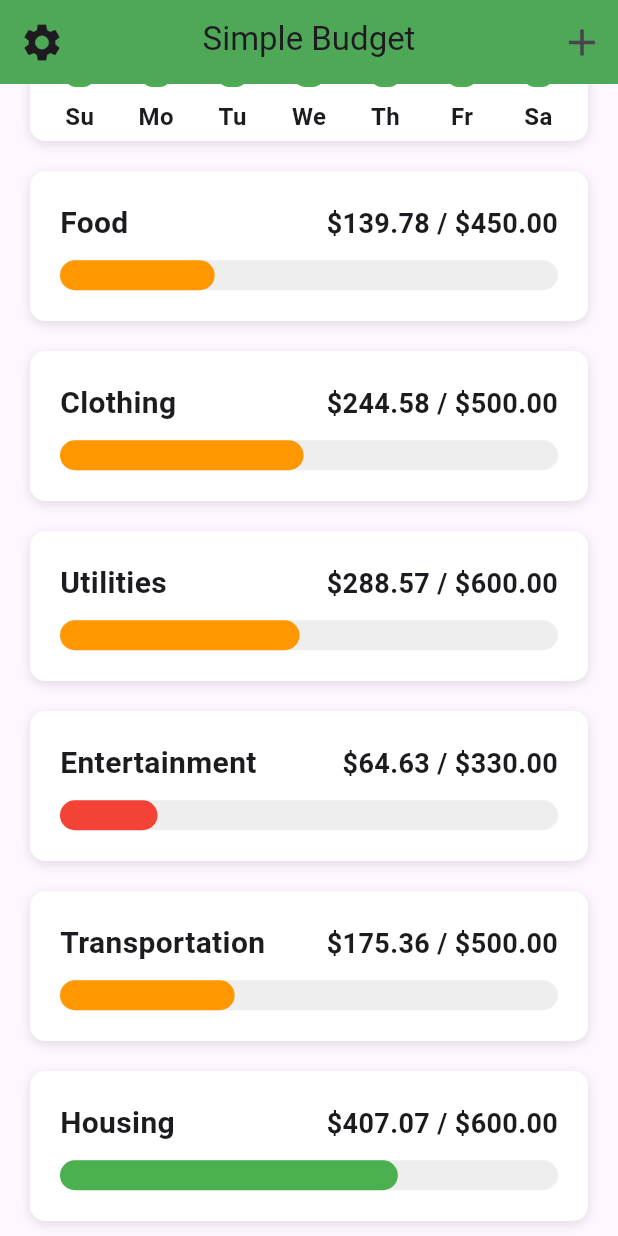
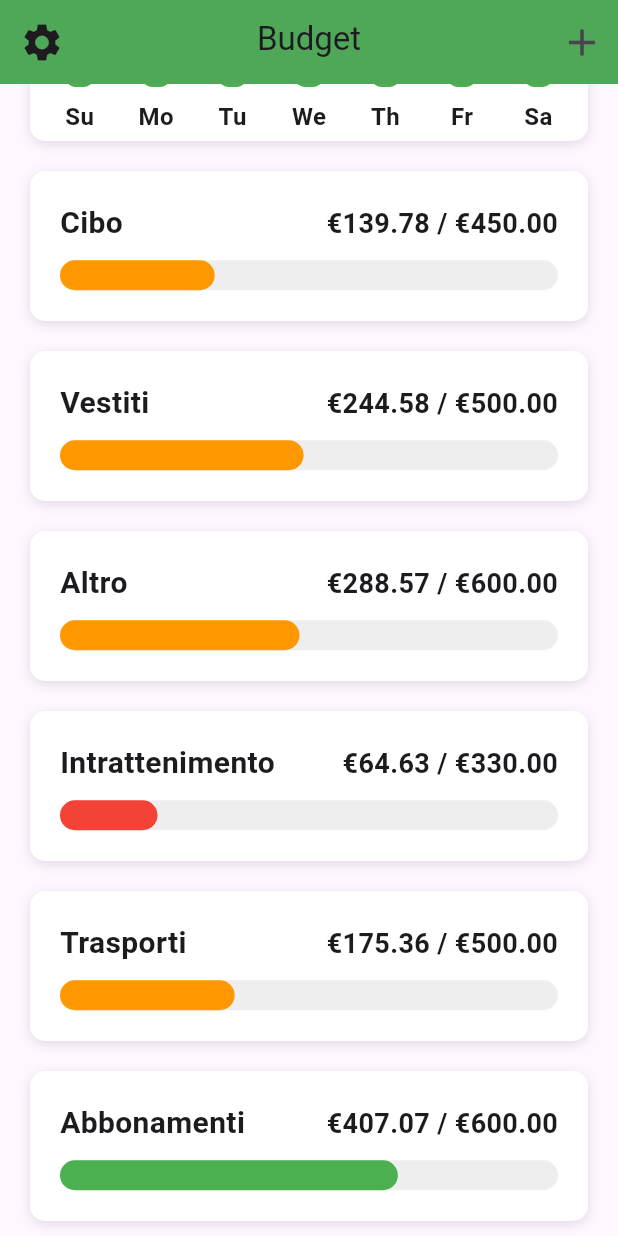
Before and after one commit to Alessandro124/CapitiniBudgetApp, a Flutter app: the screen it shows after launch, scrolled down 355 dp, on a phone screen of 412 x 824 dp. Run offline on Flutter 3.47's test engine with Material 3 defaults, Android fonts, the phone set to English and light mode, and no system bars.

Commit message:
commit 2

```diff
--- a/lib/data/data.dart
+++ b/lib/data/data.dart
@@ -15,23 +15,24 @@ final List<double> weeklySpending = [
   rand.nextDouble() * 100,
 ];
 
-_generateExpenses(){
+_generateExpenses() {
   List<Expense> expenses = [
-    Expense(name: 'Item 0', cost: rand.nextDouble()*90),
-    Expense(name: 'Item 1', cost: rand.nextDouble()*90),
-    Expense(name: 'Item 2', cost: rand.nextDouble()*90),
-    Expense(name: 'Item 3', cost: rand.nextDouble()*90),
-    Expense(name: 'Item 4', cost: rand.nextDouble()*90),
-    Expense(name: 'Item 5', cost: rand.nextDouble()*90),
+    Expense(name: 'Item 0', cost: rand.nextDouble() * 90),
+    Expense(name: 'Item 1', cost: rand.nextDouble() * 90),
+    Expense(name: 'Item 2', cost: rand.nextDouble() * 90),
+    Expense(name: 'Item 3', cost: rand.nextDouble() * 90),
+    Expense(name: 'Item 4', cost: rand.nextDouble() * 90),
+    Expense(name: 'Item 5', cost: rand.nextDouble() * 90),
   ];
   return expenses;
 }
 
 List<Category> categories = [
-  Category(name: 'Food', maxAmount: 450, expenses: _generateExpenses()),
-  Category(name: 'Clothing', maxAmount: 500, expenses: _generateExpenses()),
-  Category(name: 'Utilities', maxAmount: 600, expenses: _generateExpenses()),
-  Category(name: 'Entertainment', maxAmount: 330, expenses: _generateExpenses()),
-  Category(name: 'Transportation', maxAmount: 500, expenses: _generateExpenses()),
-  Category(name: 'Housing', maxAmount: 600, expenses: _generateExpenses()),
+  Category(name: 'Cibo', maxAmount: 450, expenses: _generateExpenses()),
+  Category(name: 'Vestiti', maxAmount: 500, expenses: _generateExpenses()),
+  Category(name: 'Altro', maxAmount: 600, expenses: _generateExpenses()),
+  Category(
+      name: 'Intrattenimento', maxAmount: 330, expenses: _generateExpenses()),
+  Category(name: 'Trasporti', maxAmount: 500, expenses: _generateExpenses()),
+  Category(name: 'Abbonamenti', maxAmount: 600, expenses: _generateExpenses()),
 ];
--- a/lib/screens/category_screen.dart
+++ b/lib/screens/category_screen.dart
@@ -1,5 +1,4 @@
 import 'package:budget_app/helpers/color_helper.dart';
-import 'package:budget_app/models/expense_model.dart';
 import 'package:budget_app/widgets/radial_painter.dart';
 import 'package:flutter/material.dart';
 import 'package:budget_app/models/category_model.dart';
@@ -15,10 +14,10 @@ class CategoryScreen extends StatefulWidget {
 class _CategoryScreenState extends State<CategoryScreen> {
   _buildExpenses() {
     List<Widget> expensesList = [];
-    widget.category.expenses.forEach((Expense expense) {
+    for (var expense in widget.category.expenses) {
       expensesList.add(Container(
         alignment: Alignment.center,
-        margin: EdgeInsets.symmetric(horizontal: 20.0, vertical: 18.0),
+        margin: const EdgeInsets.symmetric(horizontal: 20.0, vertical: 18.0),
         height: 80.0,
         width: double.infinity,
         decoration: BoxDecoration(
@@ -34,9 +33,8 @@ class _CategoryScreenState extends State<CategoryScreen> {
         ),
         child: Padding(
           padding: const EdgeInsets.all(30.0),
-          child: Row(
-            mainAxisAlignment: MainAxisAlignment.spaceBetween,
-            children: [
+          child:
+              Row(mainAxisAlignment: MainAxisAlignment.spaceBetween, children: [
             Text(
               expense.name,
               style: const TextStyle(
@@ -45,7 +43,7 @@ class _CategoryScreenState extends State<CategoryScreen> {
               ),
             ),
             Text(
-              '-\$${expense.cost.toStringAsFixed(2)}',
+              '-\€${expense.cost.toStringAsFixed(2)}',
               style: const TextStyle(
                 color: Colors.red,
                 fontSize: 20.0,
@@ -55,7 +53,7 @@ class _CategoryScreenState extends State<CategoryScreen> {
           ]),
         ),
       ));
-    });
+    }
     return Column(
       children: expensesList,
     );
@@ -64,9 +62,9 @@ class _CategoryScreenState extends State<CategoryScreen> {
   @override
   Widget build(BuildContext context) {
     double totalAmountSpend = 0;
-    widget.category.expenses.forEach((Expense expense) {
+    for (var expense in widget.category.expenses) {
       totalAmountSpend += expense.cost;
-    });
+    }
     final double amountLeft = widget.category.maxAmount - totalAmountSpend;
     final double percent = amountLeft / widget.category.maxAmount;
 
@@ -109,7 +107,7 @@ class _CategoryScreenState extends State<CategoryScreen> {
                     width: 15.0),
                 child: Center(
                   child: Text(
-                    '\$${amountLeft.toStringAsFixed(2)} / \$${widget.category.maxAmount}',
+                    '\€${amountLeft.toStringAsFixed(2)} / \€${widget.category.maxAmount}',
                     style: const TextStyle(
                         fontSize: 20.0, fontWeight: FontWeight.w600),
                   ),
--- a/lib/screens/home_screen.dart
+++ b/lib/screens/home_screen.dart
@@ -1,6 +1,5 @@
 import 'package:budget_app/data/data.dart';
 import 'package:budget_app/helpers/color_helper.dart';
-import 'package:budget_app/models/expense_model.dart';
 import 'package:budget_app/screens/category_screen.dart';
 import 'package:budget_app/widgets/bar_chart.dart';
 import 'package:flutter/material.dart';
@@ -52,7 +51,7 @@ class _HomeScreenState extends State<HomeScreen> {
                   ),
                 ),
                 Text(
-                  '\$${(category.maxAmount - totalAmountSpend).toStringAsFixed(2)} / \$${category.maxAmount.toStringAsFixed(2)}',
+                  '\€${(category.maxAmount - totalAmountSpend).toStringAsFixed(2)} / \€${category.maxAmount.toStringAsFixed(2)}',
                   style: const TextStyle(
                     fontSize: 18.0,
                     fontWeight: FontWeight.w600,
@@ -117,7 +116,7 @@ class _HomeScreenState extends State<HomeScreen> {
             ),
             flexibleSpace: const FlexibleSpaceBar(
               centerTitle: true,
-              title: Text('Simple Budget'),
+              title: Text('Budget'),
             ),
             actions: [
               IconButton(
@@ -147,9 +146,9 @@ class _HomeScreenState extends State<HomeScreen> {
                 } else {
                   final Category category = categories[index - 1];
                   double totalAmountSpend = 0;
-                  category.expenses.forEach((Expense expenses) {
+                  for (var expenses in category.expenses) {
                     totalAmountSpend += expenses.cost;
-                  });
+                  }
                   return _buildCategory(category, totalAmountSpend);
                 }
               },
--- a/lib/widgets/bar_chart.dart
+++ b/lib/widgets/bar_chart.dart
@@ -5,25 +5,25 @@ class BarChart extends StatelessWidget {
 
   final List<double> expenses;
 
-
   @override
   Widget build(BuildContext context) {
-
     double mostExpensive = 0;
-    expenses.forEach((double price){
-      if(price > mostExpensive){
+    for (var price in expenses) {
+      if (price > mostExpensive) {
         mostExpensive = price;
       }
-    });
+    }
 
     return Padding(
       padding: const EdgeInsets.all(5.0),
       child: Column(
         children: [
           const Text(
-            'Weekly Speending',
+            'Spese Settimanali',
             style: TextStyle(
-                fontSize: 20.0, fontWeight: FontWeight.bold, letterSpacing: 1.2),
+                fontSize: 20.0,
+                fontWeight: FontWeight.bold,
+                letterSpacing: 1.2),
           ),
           const SizedBox(height: 5.0),
           Row(
@@ -57,13 +57,34 @@ class BarChart extends StatelessWidget {
             mainAxisAlignment: MainAxisAlignment.spaceEvenly,
             crossAxisAlignment: CrossAxisAlignment.end,
             children: [
-              Bar(label: 'Su', amountSpent: expenses[0], mostExpensive: mostExpensive),
-              Bar(label: 'Mo', amountSpent: expenses[1], mostExpensive: mostExpensive),
-              Bar(label: 'Tu', amountSpent: expenses[2], mostExpensive: mostExpensive),
-              Bar(label: 'We', amountSpent: expenses[3], mostExpensive: mostExpensive),
-              Bar(label: 'Th', amountSpent: expenses[4], mostExpensive: mostExpensive),
-              Bar(label: 'Fr', amountSpent: expenses[5], mostExpensive: mostExpensive),
-              Bar(label: 'Sa', amountSpent: expenses[6], mostExpensive: mostExpensive),
+              Bar(
+                  label: 'Su',
+                  amountSpent: expenses[0],
+                  mostExpensive: mostExpensive),
+              Bar(
+                  label: 'Mo',
+                  amountSpent: expenses[1],
+                  mostExpensive: mostExpensive),
+              Bar(
+                  label: 'Tu',
+                  amountSpent: expenses[2],
+                  mostExpensive: mostExpensive),
+              Bar(
+                  label: 'We',
+                  amountSpent: expenses[3],
+                  mostExpensive: mostExpensive),
+              Bar(
+                  label: 'Th',
+                  amountSpent: expenses[4],
+                  mostExpensive: mostExpensive),
+              Bar(
+                  label: 'Fr',
+                  amountSpent: expenses[5],
+                  mostExpensive: mostExpensive),
+              Bar(
+                  label: 'Sa',
+                  amountSpent: expenses[6],
+                  mostExpensive: mostExpensive),
             ],
           ),
         ],
@@ -91,7 +112,7 @@ class Bar extends StatelessWidget {
     return Column(
       children: [
         Text(
-          '\$${amountSpent.toStringAsFixed(2)}',
+          '\€${amountSpent.toStringAsFixed(2)}',
           style: const TextStyle(fontWeight: FontWeight.w600),
         ),
         const SizedBox(
```
Also changed, not shown: pubspec.lock, 2 other files.
